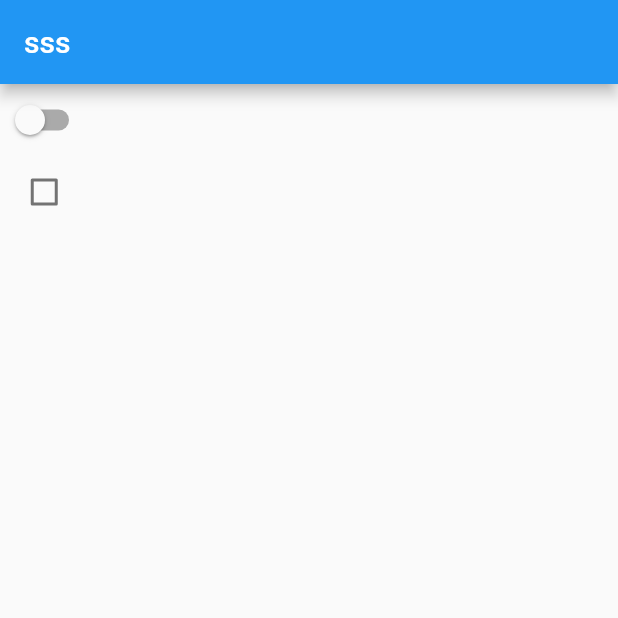
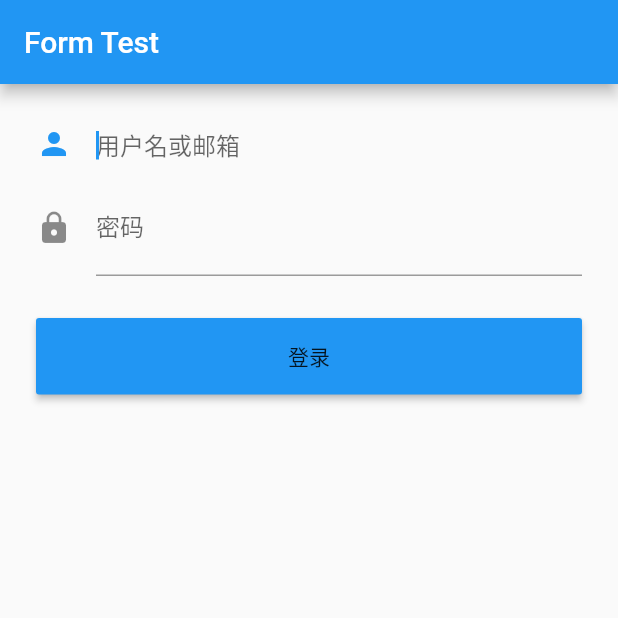
Before and after one commit to boywithsmalleyes/flutter_widget, a Flutter app: the screen it shows after launch, on a phone screen of 412 x 824 dp, the top half of it. Run offline on Flutter 3.47's test engine with Material 2 defaults, Android fonts, the phone set to English and light mode, and no system bars.

Commit message:
基础 Widget 中 TextField 和 Form 的应用。

```diff
--- /dev/null
+++ b/lib/FormTest.dart
@@ -0,0 +1,83 @@
+import 'package:flutter/material.dart';
+
+/**
+ *
+ * @author wangxu
+ * @date 19-4-11
+ */
+class FormTestWidget extends StatefulWidget {
+  @override
+  State<StatefulWidget> createState() {
+    return FormTestWidgetState();
+  }
+}
+
+class FormTestWidgetState extends State<FormTestWidget> {
+  @override
+  Widget build(BuildContext context) {
+    TextEditingController _unameController = TextEditingController();
+    TextEditingController _upwdController = TextEditingController();
+
+    GlobalKey _formKey = GlobalKey<FormState>();
+
+    return Scaffold(
+      appBar: AppBar(
+        title: Text("Form Test"),
+      ),
+      body: Padding(
+        padding: const EdgeInsets.symmetric(vertical: 16, horizontal: 24.0),
+        child: Form(
+            child: Column(
+          children: <Widget>[
+            TextFormField(
+              autofocus: true,
+              controller: _unameController,
+              decoration: InputDecoration(
+//                labelText: "用户名",
+                hintText: "用户名或邮箱",
+                icon: Icon(Icons.person),
+                border: InputBorder.none
+              ),
+              validator: (v) {
+                return v.trim().length > 0 ? null : "用户名不能为空";
+              },
+            ),
+            TextFormField(
+              controller: _upwdController,
+              obscureText: true,
+              keyboardType: TextInputType.url,
+              decoration: InputDecoration(
+                  labelText: "密码", hintText: "登录密码", icon: Icon(Icons.lock)),
+              validator: (v) {
+                v.trim().length > 5 ? null : "密码不能少于6位";
+              },
+            ),
+            Padding(
+              padding: const EdgeInsets.only(top: 28),
+              child: Row(
+                children: <Widget>[
+                  Expanded(
+                    child: Builder(builder: (context) {
+                      return RaisedButton(
+                        onPressed: () {
+                          if (Form.of(context).validate()) {
+                            print("验证通过");
+                          } else {
+                            print('验证失败');
+                          }
+                        },
+                        padding: EdgeInsets.all(15),
+                        child: Text("登录"),
+                        color: Theme.of(context).primaryColor,
+                      );
+                    }),
+                  ),
+                ],
+              ),
+            ),
+          ],
+        )),
+      ),
+    );
+  }
+}
--- a/lib/main.dart
+++ b/lib/main.dart
@@ -1,5 +1,8 @@
 import 'package:flutter/material.dart';
 import 'package:flutter_widget/CheckBox.dart';
+import 'package:flutter_widget/CustomTheme.dart';
+import 'package:flutter_widget/FormTest.dart';
+import 'package:flutter_widget/TextFiledTest.dart';
 
 void main() => runApp(MyApp());
 
@@ -22,13 +25,14 @@ class MyApp extends StatelessWidget {
         primarySwatch: Colors.blue,
       ),
 //      home: CounterWidget(initValue: 2,),
-      home: MyHomePage(
-        title: "sss",
-      ),
+//      home: MyHomePage(
+//        title: "sss",
+//      ),
 //      home: ParentWidgetPage(),
 //      home: CupertinoWidget(),
 //      home: TextTestWidget(),
 //      home: ButtonTestWidget(),
+      home: FormTestWidget(),
     );
   }
 }
@@ -80,7 +84,10 @@ class _MyHomePageState extends State<MyHomePage> {
         title: Text(widget.title),
       ),
 //      body: ButtonTestWidget(),
-      body: CheckBox(),
+//      body: CheckBox(),
+//      body: TextFiledTestWidget(),
+//      body: CustomThemeWidget(),
+      body: FormTestWidget(),
 //      body: Center(
 //        // Center is a layout widget. It takes a single child and positions it
 //        // in the middle of the parent.
--- a/pubspec.yaml
+++ b/pubspec.yaml
@@ -45,6 +45,7 @@ flutter:
   #  - images/a_dot_burr.jpeg
   #  - images/a_dot_ham.jpeg
   - images/WechatIMG15.jpeg
+  - images/t_pwd.png
 
   # An image asset can refer to one or more resolution-specific "variants", see
   # https://flutter.io/assets-and-images/#resolution-aware.
@@ -60,7 +61,7 @@ flutter:
   fonts:
   - family: iconfont
     fonts:
-    - asset: asstes/iconfint.ttf
+    - asset: assets/iconfont.ttf
 #  fonts:
 #  - family: Raleway
 #    fonts:
```
Also changed, not shown: lib/CustomTheme.dart (added, +91 -0 lines), lib/TextFiledTest.dart (added, +138 -0 lines), images/t_pwd.png (added), pubspec.lock.
